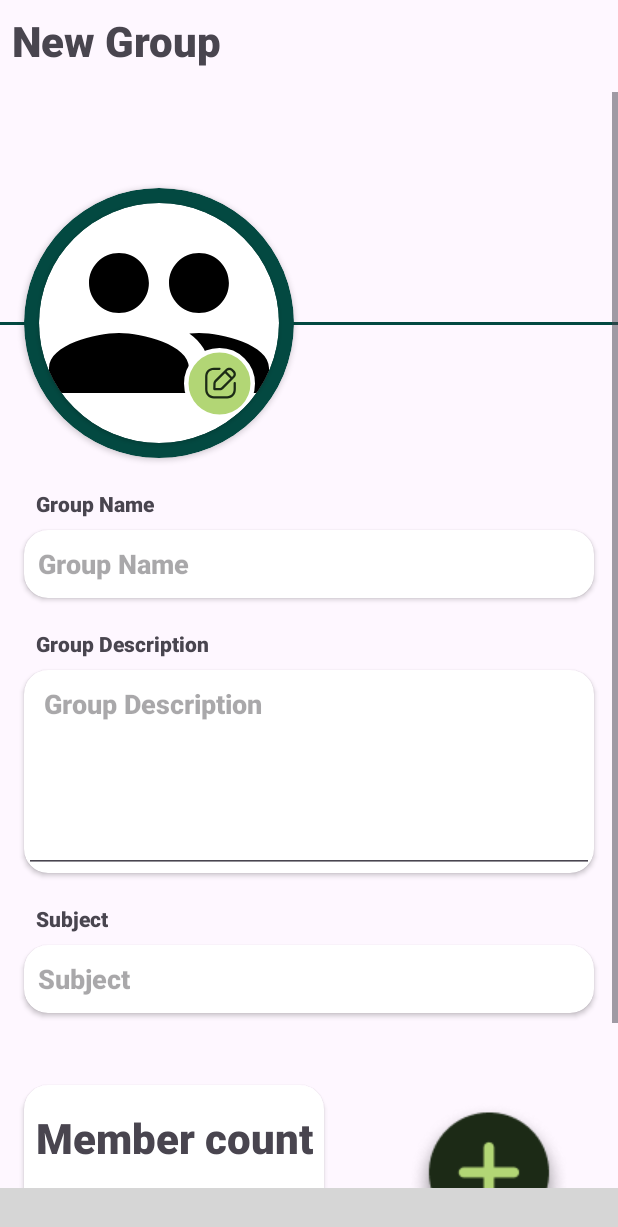
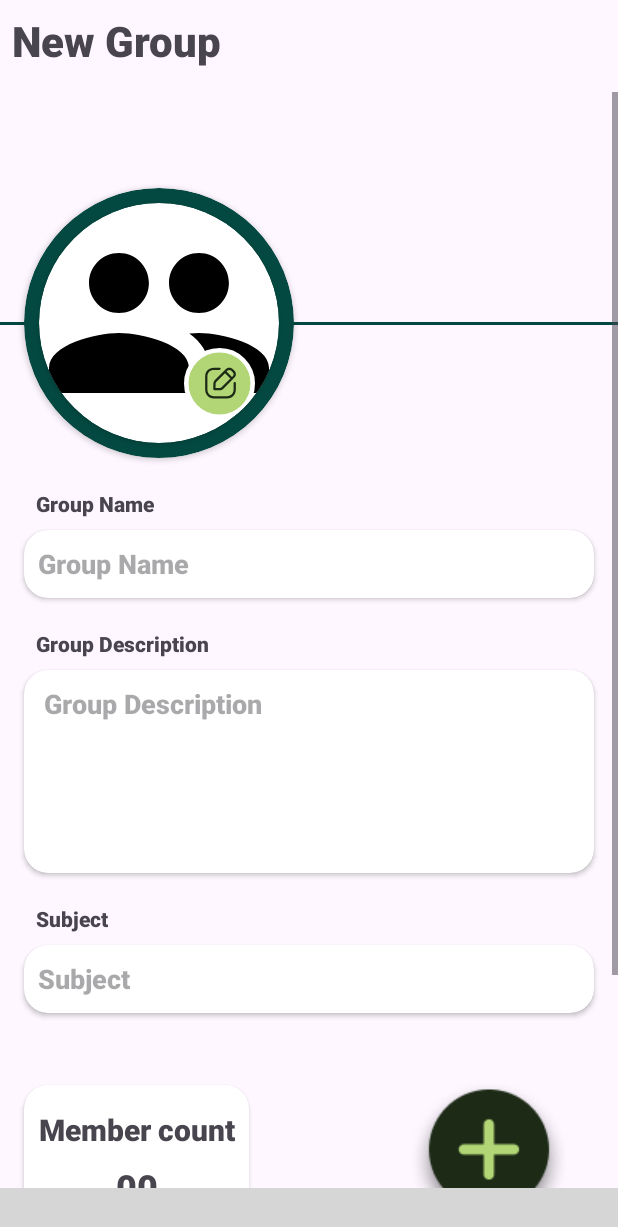
Before and after one commit to kartiksharmakk/TutorApp, an Android app: the CreateGroupFragment screen opened through its navigation route, on a phone screen of 412 x 824 dp. Shown: the top 1227 px of the screen. Run offline under Robolectric (Android 15) with nearby library versions, the phone set to English and light mode, and no system bars; plain views replace BottomNavigationCircles; 1 statement that could not run was skipped; grey boxes are pictures that could not be loaded.

Commit message:
updated ui

```diff
--- a/app/src/main/res/layout/activity_tutor_home.xml
+++ b/app/src/main/res/layout/activity_tutor_home.xml
@@ -5,18 +5,20 @@
     android:layout_width="match_parent"
     android:layout_height="match_parent"
     tools:context=".Tutor.TutorHome">
+
     <fragment
         android:id="@+id/nav_tutor_host_fragment"
         android:name="androidx.navigation.fragment.NavHostFragment"
         android:layout_width="match_parent"
-        android:layout_height="match_parent"
+        android:layout_height="0dp"
         app:defaultNavHost="true"
-        app:layout_constraintBottom_toBottomOf="parent"
         app:layout_constraintEnd_toEndOf="parent"
+        app:layout_constraintHorizontal_bias="0.0"
         app:layout_constraintStart_toStartOf="parent"
         app:layout_constraintTop_toTopOf="parent"
-        app:navGraph="@navigation/tutor_nav_graph"
-        />
+        app:layout_constraintBottom_toTopOf="@id/tutorBottomNav"
+        app:navGraph="@navigation/tutor_nav_graph" />
+
     <com.github.kwasow.bottomnavigationcircles.BottomNavigationCircles
         android:id="@+id/tutorBottomNav"
         android:layout_width="match_parent"
--- a/app/src/main/res/layout/fragment_create_group.xml
+++ b/app/src/main/res/layout/fragment_create_group.xml
@@ -30,7 +30,7 @@
         app:layout_constraintTop_toBottomOf="@+id/textView19">
         <androidx.constraintlayout.widget.ConstraintLayout
             android:layout_width="match_parent"
-            android:layout_height="match_parent">
+            android:layout_height="wrap_content">
 
             <ImageView
                 android:id="@+id/imageView5"
@@ -159,6 +159,7 @@
                     android:layout_width="match_parent"
                     android:layout_height="match_parent"
                     android:hint="  Group Description"
+                    android:backgroundTint="@android:color/transparent"
                     android:textStyle="bold"
                     android:fontFamily="sans-serif-black"
                     android:gravity="start|top"
@@ -215,8 +216,8 @@
 
             <androidx.cardview.widget.CardView
                 android:id="@+id/cardView9"
-                android:layout_width="200dp"
-                android:layout_height="130dp"
+                android:layout_width="150dp"
+                android:layout_height="wrap_content"
                 android:layout_marginStart="16dp"
                 android:layout_marginTop="48dp"
                 android:elevation="8dp"
@@ -226,7 +227,7 @@
 
                 <androidx.constraintlayout.widget.ConstraintLayout
                     android:layout_width="match_parent"
-                    android:layout_height="match_parent">
+                    android:layout_height="wrap_content">
 
                     <TextView
                         android:id="@+id/textView26"
@@ -237,7 +238,7 @@
                         android:layout_marginEnd="8dp"
                         android:fontFamily="sans-serif-black"
                         android:text="Member count"
-                        android:textSize="28dp"
+                        android:textSize="20dp"
                         android:textStyle="bold"
                         app:layout_constraintEnd_toEndOf="parent"
                         app:layout_constraintStart_toStartOf="parent"
@@ -246,12 +247,12 @@
                     <TextView
                         android:id="@+id/textView27"
                         android:layout_width="wrap_content"
-                        android:layout_height="0dp"
+                        android:layout_height="wrap_content"
                         android:layout_marginTop="8dp"
-                        android:layout_marginBottom="8dp"
+                        android:layout_marginBottom="16dp"
                         android:fontFamily="sans-serif-black"
                         android:text="00"
-                        android:textSize="32dp"
+                        android:textSize="24dp"
                         android:textStyle="bold"
                         app:layout_constraintBottom_toBottomOf="parent"
                         app:layout_constraintEnd_toEndOf="parent"
```
